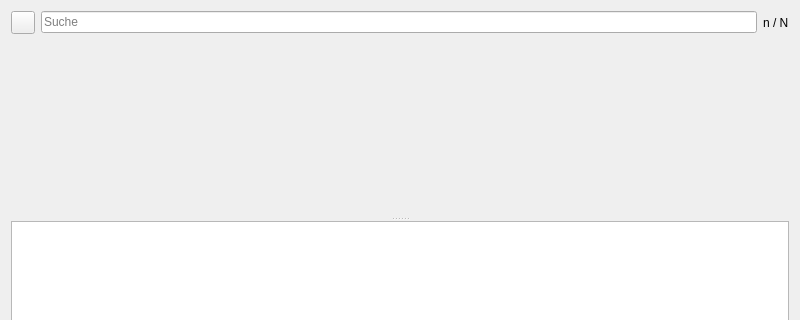
Old version of the form kleiner-brauhelfer/dialogs/dlgbrauuebersicht.ui in the repository kleiner-brauhelfer/kleiner-brauhelfer-2; both pictures show x 0 to 800 and y 0 to 320 of the 800 by 600 pixel window.
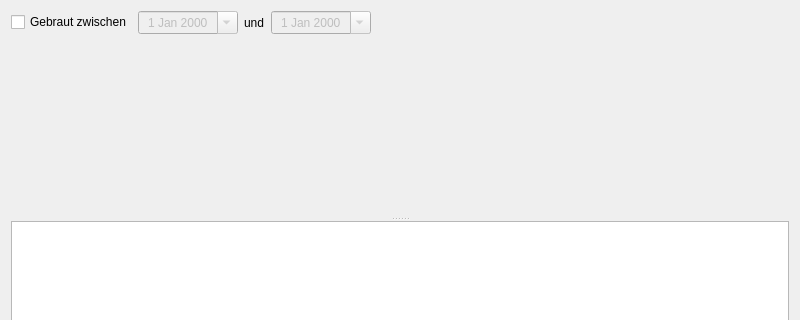
New version of the form. Icons and pictures are not drawn. Custom widgets are drawn as their Qt base class.

The edit to the form file:
```diff
--- a/kleiner-brauhelfer/dialogs/dlgbrauuebersicht.ui
+++ b/kleiner-brauhelfer/dialogs/dlgbrauuebersicht.ui
@@ -24,24 +24,33 @@
    <item>
     <layout class="QHBoxLayout" name="horizontalLayoutFilter">
      <item>
-      <widget class="FilterButtonSud" name="btnFilter">
-       <property name="icon">
-        <iconset theme="filter"/>
+      <widget class="QCheckBox" name="cbDatumAlle">
+       <property name="toolTip">
+        <string>&lt;html&gt;&lt;head/&gt;&lt;body&gt;&lt;p&gt;Hiermit wird der &lt;span style=&quot; font-weight:600;&quot;&gt;Suchzeitraum&lt;/span&gt; aktiviert oder deaktiviert.&lt;/p&gt;&lt;/body&gt;&lt;/html&gt;</string>
        </property>
+       <property name="text">
+        <string>Gebraut zwischen</string>
+       </property>
       </widget>
      </item>
      <item>
-      <widget class="QLineEdit" name="tbFilter">
-       <property name="toolTip">
-        <string>&lt;html&gt;&lt;head/&gt;&lt;body&gt;&lt;p&gt;&lt;span style=&quot; font-weight:600;&quot;&gt;Textfilter&lt;/span&gt; für die Sudsuche. Gesucht wird in den Feldern &lt;span style=&quot; font-weight:600;&quot;&gt;Sudname&lt;/span&gt;, &lt;span style=&quot; font-weight:600;&quot;&gt;Kommentar&lt;/span&gt;, &lt;span style=&quot; font-weight:600;&quot;&gt;Malz&lt;/span&gt;, &lt;span style=&quot; font-weight:600;&quot;&gt;Hopfen&lt;/span&gt;, &lt;span style=&quot; font-weight:600;&quot;&gt;Hefe&lt;/span&gt;, &lt;span style=&quot; font-weight:600;&quot;&gt;Zusätze&lt;/span&gt; und &lt;span style=&quot; font-weight:600;&quot;&gt;Tags&lt;/span&gt;.&lt;/p&gt;&lt;/body&gt;&lt;/html&gt;</string>
+      <widget class="DateEdit" name="tbDatumVon">
+       <property name="enabled">
+        <bool>false</bool>
        </property>
-       <property name="text">
-        <string/>
+       <property name="minimumSize">
+        <size>
+         <width>100</width>
+         <height>0</height>
+        </size>
        </property>
-       <property name="placeholderText">
-        <string>Suche</string>
+       <property name="toolTip">
+        <string>&lt;html&gt;&lt;head/&gt;&lt;body&gt;&lt;p&gt;Dies ist das &lt;span style=&quot; font-weight:600;&quot;&gt;Anfangsdatum&lt;/span&gt; des Suchzeitraums.&lt;/p&gt;&lt;/body&gt;&lt;/html&gt;</string>
        </property>
-       <property name="clearButtonEnabled">
+       <property name="alignment">
+        <set>Qt::AlignCenter</set>
+       </property>
+       <property name="calendarPopup">
         <bool>true</bool>
        </property>
       </widget>
@@ -49,10 +58,45 @@
      <item>
       <widget class="QLabel" name="lblFilter">
        <property name="text">
-        <string notr="true">n / N</string>
+        <string>und</string>
        </property>
       </widget>
      </item>
+     <item>
+      <widget class="DateEdit" name="tbDatumBis">
+       <property name="enabled">
+        <bool>false</bool>
+       </property>
+       <property name="minimumSize">
+        <size>
+         <width>100</width>
+         <height>0</height>
+        </size>
+       </property>
+       <property name="toolTip">
+        <string>&lt;html&gt;&lt;head/&gt;&lt;body&gt;&lt;p&gt;Dies ist das &lt;span style=&quot; font-weight:600;&quot;&gt;Enddatum&lt;/span&gt; des Suchzeitraums.&lt;/p&gt;&lt;/body&gt;&lt;/html&gt;</string>
+       </property>
+       <property name="alignment">
+        <set>Qt::AlignCenter</set>
+       </property>
+       <property name="calendarPopup">
+        <bool>true</bool>
+       </property>
+      </widget>
+     </item>
+     <item>
+      <spacer name="horizontalSpacer_2">
+       <property name="orientation">
+        <enum>Qt::Horizontal</enum>
+       </property>
+       <property name="sizeHint" stdset="0">
+        <size>
+         <width>40</width>
+         <height>20</height>
+        </size>
+       </property>
+      </spacer>
+     </item>
     </layout>
    </item>
    <item>
@@ -144,9 +188,9 @@
  </widget>
  <customwidgets>
   <customwidget>
-   <class>ComboBox</class>
-   <extends>QComboBox</extends>
-   <header>widgets/combobox.h</header>
+   <class>DateEdit</class>
+   <extends>QDateEdit</extends>
+   <header>widgets/dateedit.h</header>
   </customwidget>
   <customwidget>
    <class>TableView</class>
@@ -154,9 +198,9 @@
    <header>widgets/tableview.h</header>
   </customwidget>
   <customwidget>
-   <class>FilterButtonSud</class>
-   <extends>QToolButton</extends>
-   <header>widgets/filterbuttonsud.h</header>
+   <class>ComboBox</class>
+   <extends>QComboBox</extends>
+   <header>widgets/combobox.h</header>
   </customwidget>
   <customwidget>
    <class>Chart3</class>
```
Left out of the diff: 19 changed lines with no effect on the pictures.
